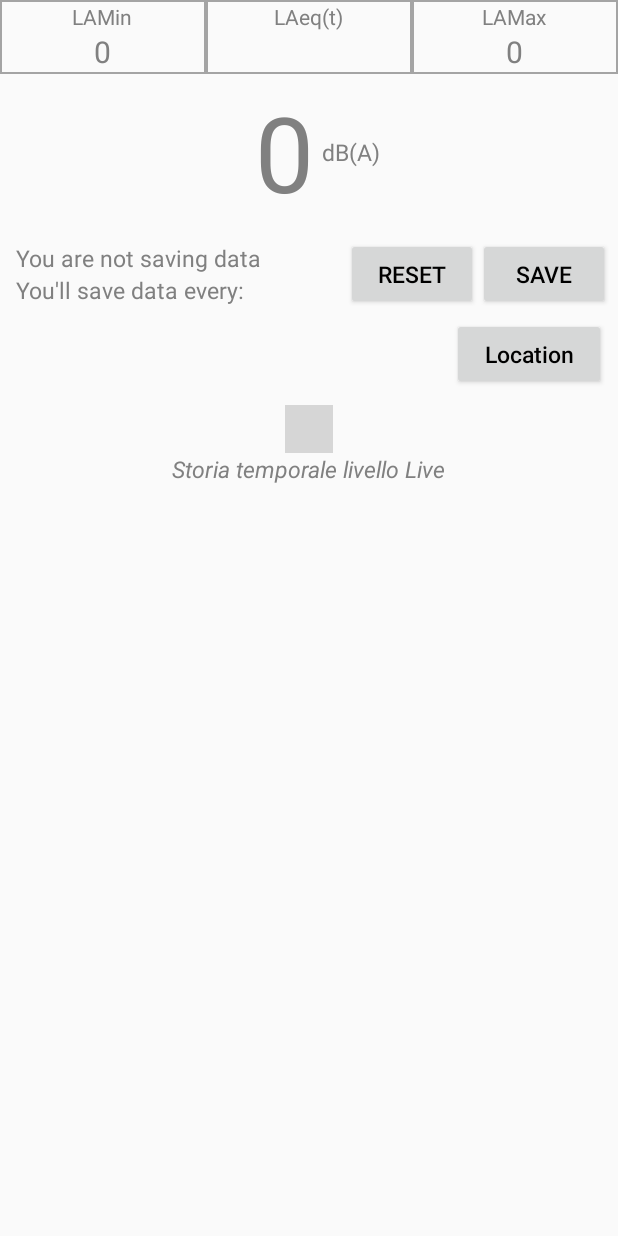
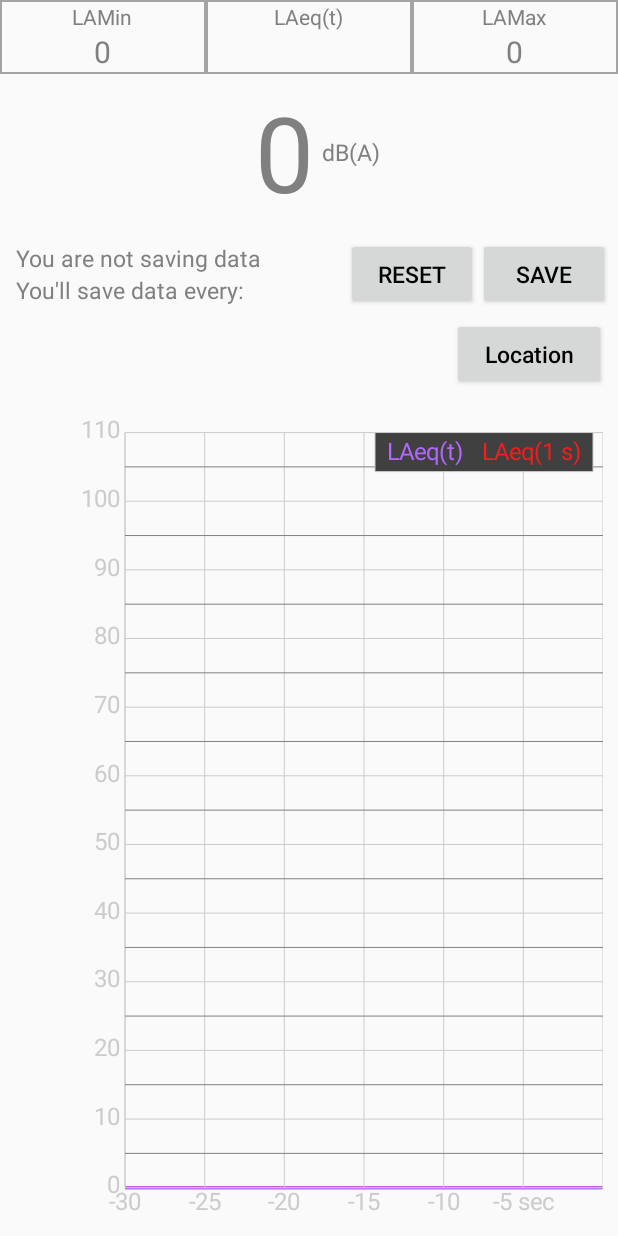
Before and after one commit to alirezafaraji1/NoiseSanj, an Android app: the layout activity_main.xml on its own in the app's theme, with its tools: preview values and no code run, on a phone screen of 412 x 824 dp. Run offline under Robolectric (Android 15) with nearby library versions, the phone set to English and light mode, and no system bars; grey boxes are pictures that could not be loaded.

Commit message:
added missing files

```diff
--- a/app/src/main/res/layout/activity_main.xml
+++ b/app/src/main/res/layout/activity_main.xml
@@ -348,12 +348,12 @@
             android:gravity="center"
             android:orientation="vertical">
 
-            <it.piemonte.arpa.openoise.PlotSLMHistory
+            <ir.alirezafaraji.noisesanj.PlotSLMHistory
                 android:id="@+id/PlotSLMHistory"
                 android:layout_width="wrap_content"
                 android:layout_height="wrap_content" />
 
-            <it.piemonte.arpa.openoise.PlotThirdOctave
+            <ir.alirezafaraji.noisesanj.PlotThirdOctave
                 android:id="@+id/PlotThirdOctave"
                 android:layout_width="wrap_content"
                 android:layout_height="wrap_content"
@@ -366,7 +366,7 @@
             <!--android:visibility="gone"-->
             <!--/>-->
 
-            <it.piemonte.arpa.openoise.PlotFFT
+            <ir.alirezafaraji.noisesanj.PlotFFT
                 android:id="@+id/PlotFFT"
                 android:layout_width="wrap_content"
                 android:layout_height="wrap_content"
```
